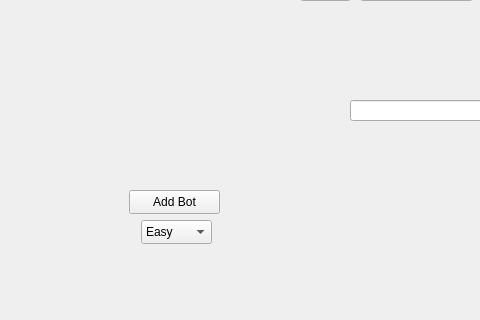
Old version of the form Poker/Visuals/Gamewindow/gamewindow.ui in the repository Cenzito/Poker; both pictures show x 0 to 480 and y 380 to 700 of the 1000 by 700 pixel window.
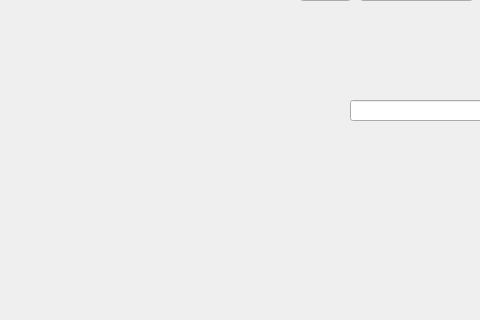
New version of the form.

```diff
--- a/Poker/Visuals/Gamewindow/gamewindow.ui
+++ b/Poker/Visuals/Gamewindow/gamewindow.ui
@@ -577,44 +577,6 @@
      <bool>true</bool>
     </property>
    </widget>
-   <widget class="QComboBox" name="dropBox">
-    <property name="geometry">
-     <rect>
-      <x>141</x>
-      <y>600</y>
-      <width>71</width>
-      <height>24</height>
-     </rect>
-    </property>
-    <item>
-     <property name="text">
-      <string>Easy</string>
-     </property>
-    </item>
-    <item>
-     <property name="text">
-      <string>Medium</string>
-     </property>
-    </item>
-    <item>
-     <property name="text">
-      <string>Hard</string>
-     </property>
-    </item>
-   </widget>
-   <widget class="QPushButton" name="AddBot">
-    <property name="geometry">
-     <rect>
-      <x>129</x>
-      <y>570</y>
-      <width>91</width>
-      <height>24</height>
-     </rect>
-    </property>
-    <property name="text">
-     <string>Add Bot</string>
-    </property>
-   </widget>
    <widget class="QPushButton" name="Leave_Table">
     <property name="geometry">
      <rect>
```
Left out of the diff: 2 changed lines with no effect on the pictures.
